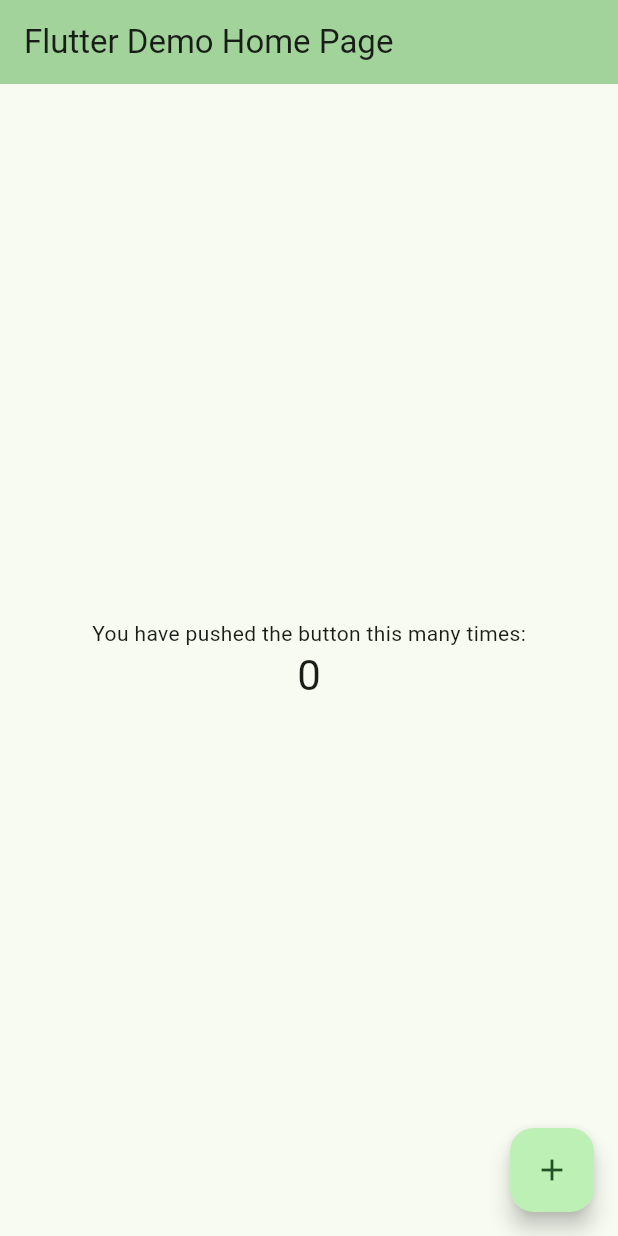
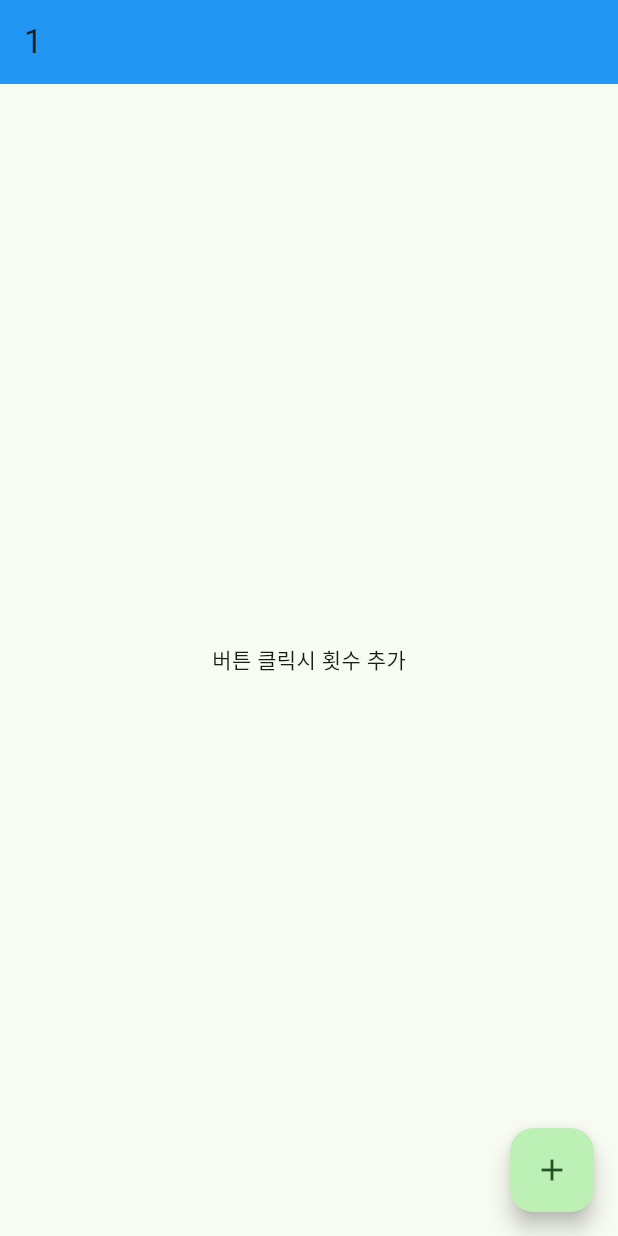
Before and after one commit to Dlrkdms0810/Daelim, a Flutter app: the screen it shows after launch, on a phone screen of 412 x 824 dp. Run offline on Flutter 3.47's test engine with Material 3 defaults, Android fonts, the phone set to English and light mode, and no system bars.

Commit message:
Daelim 폴더의 변경 사항 추가

```diff
--- a/lib/main.dart
+++ b/lib/main.dart
@@ -1,73 +1,7 @@
 import 'package:flutter/material.dart';
+import 'package:flutter/cupertino.dart';
+import 'package:daelim_2025/presentation/my_app.dart';
 
 void main() {
   runApp(const MyApp());
 }
-
-class MyApp extends StatelessWidget {
-  const MyApp({super.key});
-
-  @override
-  Widget build(BuildContext context) {
-    return MaterialApp(
-      title: 'Flutter Demo',
-      theme: ThemeData(
-
-        colorScheme: ColorScheme.fromSeed(seedColor: Colors.green),
-      ),
-      home: const MyHomePage(title: 'Flutter Demo Home Page'),
-    );
-  }
-}
-
-class MyHomePage extends StatefulWidget {
-  const MyHomePage({super.key, required this.title});
-
-  final String title;
-
-  @override
-  State<MyHomePage> createState() => _MyHomePageState();
-}
-
-class _MyHomePageState extends State<MyHomePage> {
-  int _counter = 0;
-
-  void _incrementCounter() {
-    setState(() {
-
-      _counter++;
-    });
-  }
-
-  @override
-  Widget build(BuildContext context) {
-
-    return Scaffold(
-      appBar: AppBar(
-
-        backgroundColor: Theme.of(context).colorScheme.inversePrimary,
-
-        title: Text(widget.title),
-      ),
-      body: Center(
-
-        child: Column(
-
-          mainAxisAlignment: MainAxisAlignment.center,
-          children: <Widget>[
-            const Text('You have pushed the button this many times:'),
-            Text(
-              '$_counter',
-              style: Theme.of(context).textTheme.headlineMedium,
-            ),
-          ],
-        ),
-      ),
-      floatingActionButton: FloatingActionButton(
-        onPressed: _incrementCounter,
-        tooltip: 'Increment',
-        child: const Icon(Icons.add),
-      ),
-    );
-  }
-}
--- /dev/null
+++ b/lib/presentation/home/home_screen.dart
@@ -0,0 +1,17 @@
+import 'package:flutter/material.dart';
+
+class HomeScreen extends StatelessWidget {
+  const HomeScreen({super.key});
+
+  @override
+  Widget build(BuildContext context) {
+    return Scaffold(
+      appBar: AppBar(backgroundColor: Colors.blue, title: Text('1')),
+      floatingActionButton: FloatingActionButton(
+        onPressed: null,
+        child: Icon(Icons.add),
+      ),
+      body: SafeArea(child: Center(child: Text('버튼 클릭시 횟수 추가'))),
+    );
+  }
+}
--- /dev/null
+++ b/lib/presentation/my_app.dart
@@ -0,0 +1,15 @@
+import 'package:daelim_2025/presentation/home/home_screen.dart';
+import 'package:flutter/material.dart';
+
+class MyApp extends StatelessWidget {
+  const MyApp({super.key});
+
+  @override
+  Widget build(BuildContext context) {
+    return MaterialApp(
+      theme: ThemeData(
+        colorScheme: ColorScheme.fromSeed(seedColor: Colors.green), ),
+      home: HomeScreen(),
+    );
+  }
+}
```
Also changed, not shown: 1 other file.
